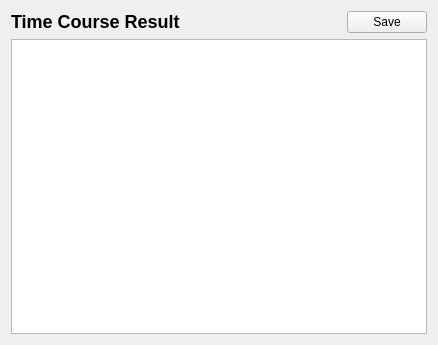
copasi/COPASI, file copasi/UI/CQTimeSeriesWidget.ui: the form before one commit.
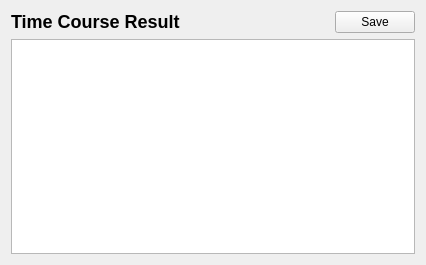
The form after the commit. Custom widgets are drawn as their Qt base class.

Commit message: - unified size of listview widgets by setting the same geometry for the new widgets as the old widgets - removed minimum size from optimization widget (the only widget that had one)

Diff of the .ui file:
```diff
--- a/copasi/UI/CQTimeSeriesWidget.ui
+++ b/copasi/UI/CQTimeSeriesWidget.ui
@@ -12,12 +12,12 @@
    <rect>
     <x>0</x>
     <y>0</y>
-    <width>438</width>
-    <height>345</height>
+    <width>426</width>
+    <height>265</height>
    </rect>
   </property>
   <property name="sizePolicy">
-   <sizepolicy hsizetype="Expanding" vsizetype="Expanding">
+   <sizepolicy hsizetype="Preferred" vsizetype="Preferred">
     <horstretch>0</horstretch>
     <verstretch>0</verstretch>
    </sizepolicy>
```
The commit also changes 3 other files.
